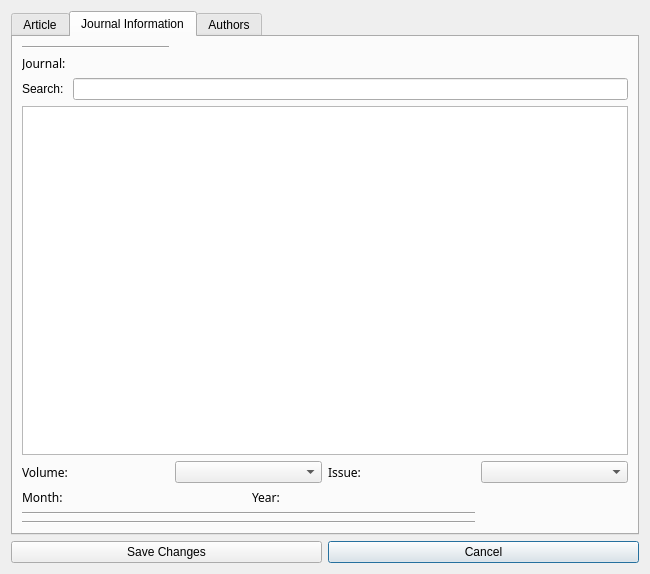
This is editarticle.ui in falconofdoom/gui as Qt 5 draws it before an edit. The edited form follows.
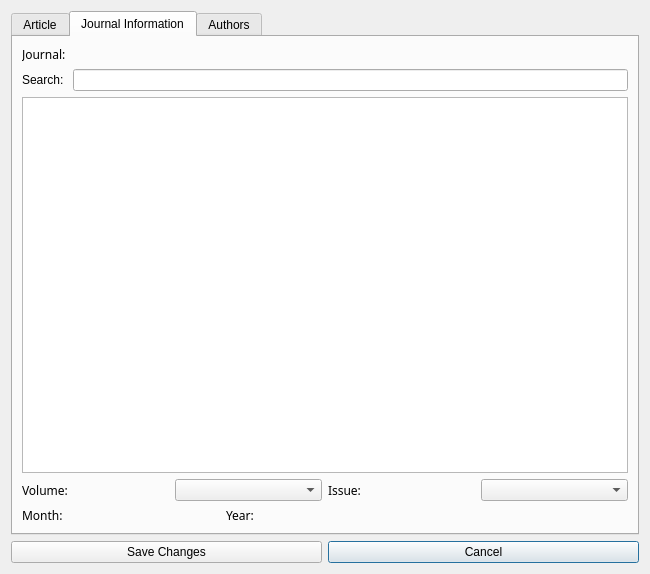
This is the edited form.

What changed in the file:
```diff
--- a/editarticle.ui
+++ b/editarticle.ui
@@ -6,7 +6,7 @@
    <rect>
     <x>0</x>
     <y>0</y>
-    <width>640</width>
+    <width>646</width>
     <height>574</height>
    </rect>
   </property>
@@ -69,31 +69,7 @@
       <layout class="QGridLayout" name="gridLayout_4">
        <item row="0" column="0">
         <layout class="QGridLayout" name="gridLayout_2">
-         <item row="11" column="0" colspan="3">
-          <widget class="Line" name="line_2">
-           <property name="font">
-            <font>
-             <family>Trebuchet MS</family>
-            </font>
-           </property>
-           <property name="orientation">
-            <enum>Qt::Horizontal</enum>
-           </property>
-          </widget>
-         </item>
-         <item row="17" column="0" colspan="3">
-          <widget class="Line" name="line_3">
-           <property name="font">
-            <font>
-             <family>Trebuchet MS</family>
-            </font>
-           </property>
-           <property name="orientation">
-            <enum>Qt::Horizontal</enum>
-           </property>
-          </widget>
-         </item>
-         <item row="3" column="0" colspan="4">
+         <item row="2" column="0" colspan="3">
           <layout class="QHBoxLayout" name="horizontalLayout_4">
            <item>
             <widget class="QLabel" name="label_2">
@@ -107,7 +83,7 @@
            </item>
           </layout>
          </item>
-         <item row="2" column="0">
+         <item row="1" column="0">
           <widget class="QLabel" name="journalLabel">
            <property name="font">
             <font>
@@ -119,7 +95,7 @@
            </property>
           </widget>
          </item>
-         <item row="10" column="0" colspan="3">
+         <item row="9" column="0" colspan="2">
           <layout class="QHBoxLayout" name="horizontalLayout">
            <item>
             <widget class="QLabel" name="monthLabel">
@@ -147,28 +123,10 @@
            </item>
           </layout>
          </item>
-         <item row="5" column="0" colspan="4">
+         <item row="4" column="0" colspan="3">
           <widget class="QTableView" name="tableView_2"/>
          </item>
-         <item row="1" column="0">
-          <widget class="Line" name="line">
-           <property name="minimumSize">
-            <size>
-             <width>0</width>
-             <height>0</height>
-            </size>
-           </property>
-           <property name="font">
-            <font>
-             <family>Trebuchet MS</family>
-            </font>
-           </property>
-           <property name="orientation">
-            <enum>Qt::Horizontal</enum>
-           </property>
-          </widget>
-         </item>
-         <item row="9" column="0" colspan="4">
+         <item row="8" column="0" colspan="3">
           <layout class="QHBoxLayout" name="horizontalLayout_2">
            <item>
             <widget class="QLabel" name="volumeLabel">
```
